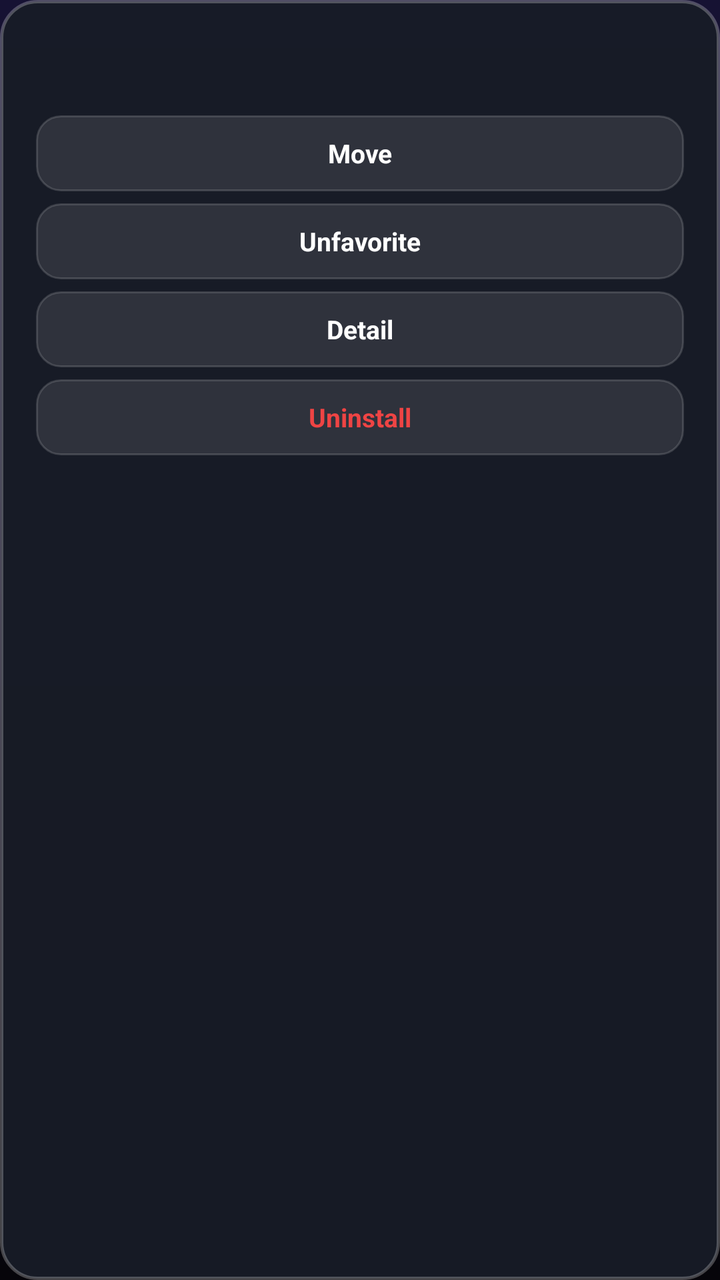
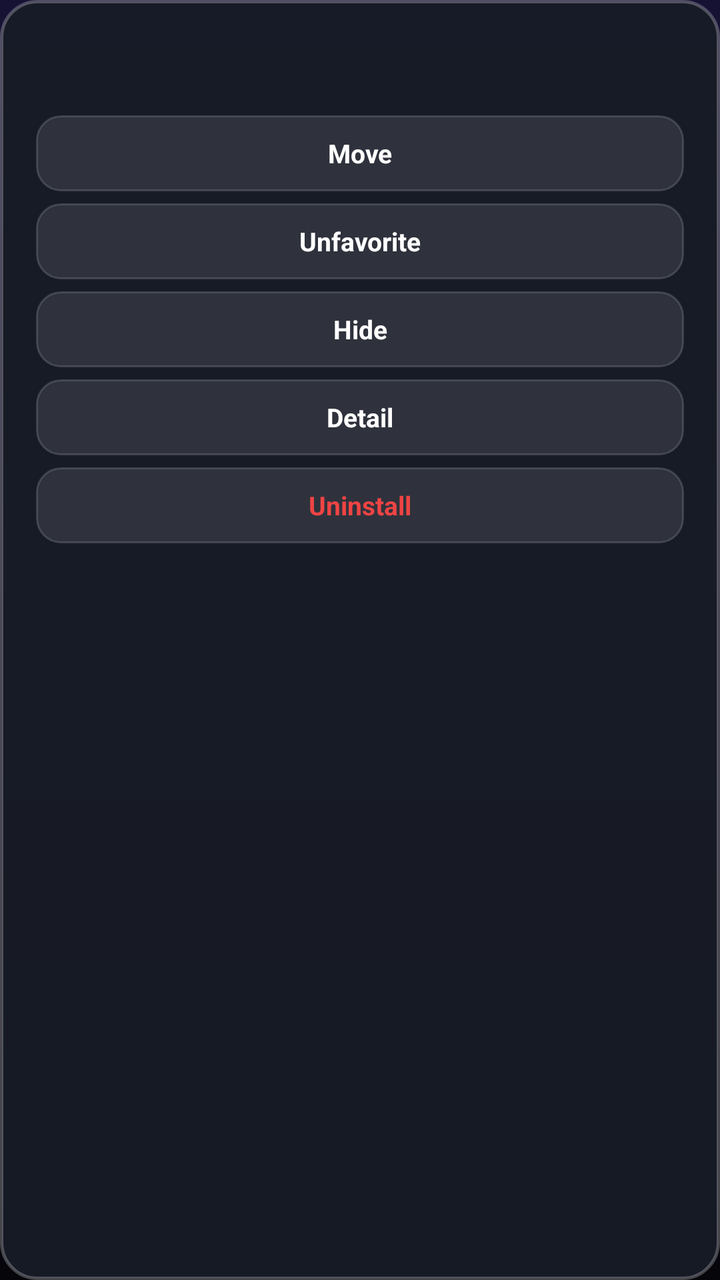

The first picture is an Android layout as it rendered before a commit; the second is the same layout after the commit. The layout source and the unified diff follow.
<!-- AndroidManifest.xml: application theme Theme.AppleTvLauncher -->
<!-- res/layout/dialog_app_manage.xml -->
<?xml version="1.0" encoding="utf-8"?>
<LinearLayout xmlns:android="http://schemas.android.com/apk/res/android"
    android:layout_width="230dp"
    android:layout_height="wrap_content"
    android:background="@drawable/dialog_glass_bg"
    android:gravity="center_horizontal"
    android:orientation="vertical"
    android:paddingStart="18dp"
    android:paddingTop="20dp"
    android:paddingEnd="18dp"
    android:paddingBottom="18dp">

    
    <TextView
        android:id="@+id/dialog_app_name"
        android:layout_width="wrap_content"
        android:layout_height="wrap_content"
        android:layout_marginBottom="16dp"
        android:ellipsize="end"
        android:maxLines="1"
        android:textColor="#F1F5F9"
        android:textSize="16sp"
        android:textStyle="bold" />

    
    <TextView
        android:id="@+id/btn_action_move"
        android:layout_width="match_parent"
        android:layout_height="38dp"
        android:layout_marginBottom="6dp"
        android:background="@drawable/btn_dialog_selector"
        android:clickable="true"
        android:focusable="true"
        android:focusableInTouchMode="true"
        android:gravity="center"
        android:text="Move"
        android:textColor="@color/btn_dialog_text_color"
        android:textSize="13sp"
        android:textStyle="bold" />

    <TextView
        android:id="@+id/btn_action_fav"
        android:layout_width="match_parent"
        android:layout_height="38dp"
        android:layout_marginBottom="6dp"
        android:background="@drawable/btn_dialog_selector"
        android:clickable="true"
        android:focusable="true"
        android:focusableInTouchMode="true"
        android:gravity="center"
        android:text="Unfavorite"
        android:textColor="@color/btn_dialog_text_color"
        android:textSize="13sp"
        android:textStyle="bold" />

    <TextView
        android:id="@+id/btn_action_info"
        android:layout_width="match_parent"
        android:layout_height="38dp"
        android:layout_marginBottom="6dp"
        android:background="@drawable/btn_dialog_selector"
        android:clickable="true"
        android:focusable="true"
        android:focusableInTouchMode="true"
        android:gravity="center"
        android:text="Detail"
        android:textColor="@color/btn_dialog_text_color"
        android:textSize="13sp"
        android:textStyle="bold" />

    <TextView
        android:id="@+id/btn_action_uninstall"
        android:layout_width="match_parent"
        android:layout_height="38dp"
        android:background="@drawable/btn_dialog_selector"
        android:clickable="true"
        android:focusable="true"
        android:focusableInTouchMode="true"
        android:gravity="center"
        android:text="Uninstall"
        android:textColor="@color/btn_dialog_danger_text_color"
        android:textSize="13sp"
        android:textStyle="bold" />

</LinearLayout>
<!-- resources referenced by this layout -->
<resources>
  <!-- drawable btn_dialog_selector (drawable) -->
  <?xml version="1.0" encoding="utf-8"?>
  <selector xmlns:android="http://schemas.android.com/apk/res/android">
      <item android:state_focused="true">
          <shape android:shape="rectangle">
              <corners android:radius="12dp" />
              <solid android:color="#FFFFFFFF" />
              <stroke android:width="2dp" android:color="#FFFFFFFF" />
          </shape>
      </item>
      <item>
          <shape android:shape="rectangle">
              <corners android:radius="12dp" />
              <solid android:color="#1AFFFFFF" />
              <stroke android:width="1dp" android:color="#26FFFFFF" />
          </shape>
      </item>
  </selector>
  <!-- drawable dialog_glass_bg (drawable) -->
  <?xml version="1.0" encoding="utf-8"?>
  <shape xmlns:android="http://schemas.android.com/apk/res/android"
      android:shape="rectangle">
      <corners android:radius="18dp" />
      <solid android:color="#F2181C26" />
      <stroke android:width="1.5dp" android:color="#40FFFFFF" />
  </shape>
  <style name="Theme.AppleTvLauncher" parent="android:Theme.Material.NoActionBar">
          <item name="android:windowBackground">@drawable/bg_gradient</item>
          <item name="android:windowNoTitle">true</item>
          <item name="android:windowActionBar">false</item>
          <item name="android:windowFullscreen">true</item>
          <item name="android:windowContentOverlay">@null</item>
          <item name="android:colorBackground">@color/bg_bottom</item>
      </style>
  <!-- drawable bg_gradient (drawable) -->
  <?xml version="1.0" encoding="utf-8"?>
  <shape xmlns:android="http://schemas.android.com/apk/res/android"
      android:shape="rectangle">
      <gradient
          android:type="linear"
          android:angle="270"
          android:startColor="#161233"
          android:centerColor="#0D0B1F"
          android:endColor="#06050A" />
  </shape>
  <color name="bg_bottom">#09090C</color>
</resources>

<!-- the commit's change to res/layout/dialog_app_manage.xml (unified diff, before → after) -->
@@ -54,6 +54,21 @@
         android:textStyle="bold" />
 
     <TextView
+        android:id="@+id/btn_action_hide"
+        android:layout_width="match_parent"
+        android:layout_height="38dp"
+        android:layout_marginBottom="6dp"
+        android:background="@drawable/btn_dialog_selector"
+        android:clickable="true"
+        android:focusable="true"
+        android:focusableInTouchMode="true"
+        android:gravity="center"
+        android:text="Hide"
+        android:textColor="@color/btn_dialog_text_color"
+        android:textSize="13sp"
+        android:textStyle="bold" />
+
+    <TextView
         android:id="@+id/btn_action_info"
         android:layout_width="match_parent"
         android:layout_height="38dp"
